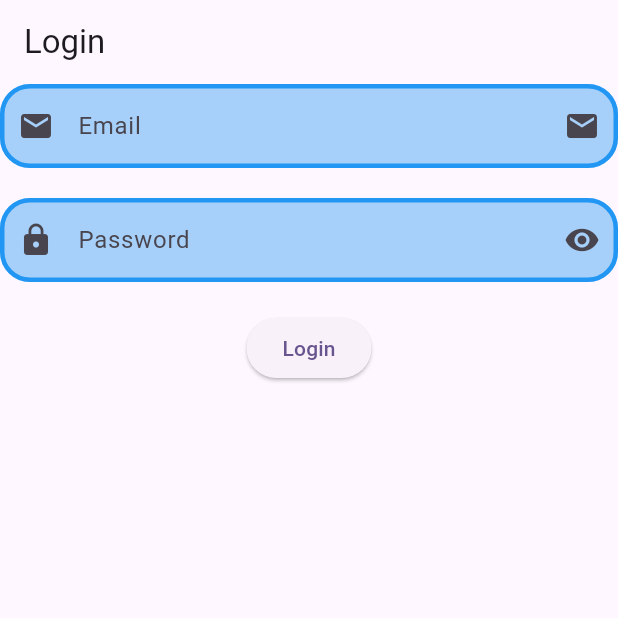
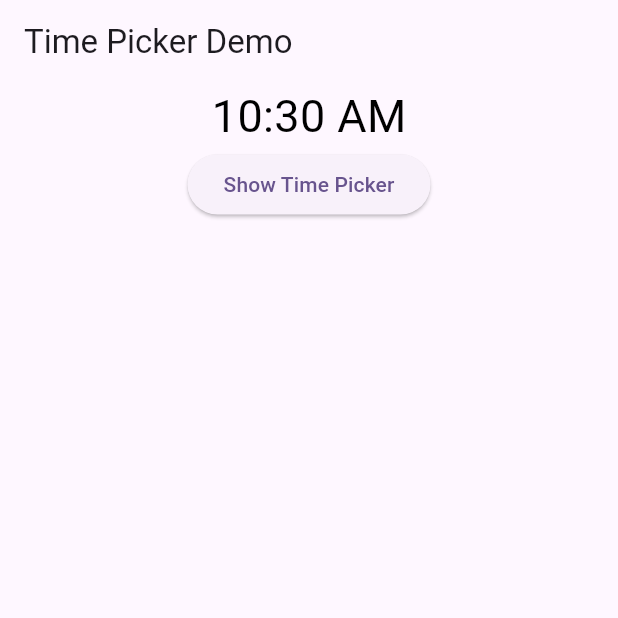
Before and after one commit to MuhammadAliKust/Jawad-Project, a Flutter app: the screen it shows after launch, on a phone screen of 412 x 824 dp, the top half of it. Run offline on Flutter 3.47's test engine with Material 3 defaults, Android fonts, the phone set to English and light mode, and no system bars; our stand-ins replace string_validator.

Commit message:
Date and Time Picker Done

```diff
--- a/lib/main.dart
+++ b/lib/main.dart
@@ -1,9 +1,11 @@
 import 'package:flutter/material.dart';
 import 'package:jawad_project/login.dart';
 import 'package:jawad_project/single_selection.dart';
+import 'package:jawad_project/time_picker.dart';
 
 import 'bottom_bar.dart';
 import 'bottom_sheet_demo.dart';
+import 'date_picker.dart';
 import 'dialog_box_demo.dart';
 import 'grid_view_demo.dart';
 import 'multiple_selection.dart';
@@ -39,7 +41,7 @@ class MyApp extends StatelessWidget {
           colorScheme: ColorScheme.fromSeed(seedColor: Colors.deepPurple),
           useMaterial3: true,
         ),
-        home: LoginView());
+        home: TimePickerDemo());
   }
 }
 
--- /dev/null
+++ b/lib/time_picker.dart
@@ -0,0 +1,44 @@
+import 'package:flutter/material.dart';
+import 'package:intl/intl.dart';
+
+class TimePickerDemo extends StatefulWidget {
+  TimePickerDemo({super.key});
+
+  @override
+  State<TimePickerDemo> createState() => _TimePickerDemoState();
+}
+
+class _TimePickerDemoState extends State<TimePickerDemo> {
+  TimeOfDay selectedTime = TimeOfDay.now();
+
+  @override
+  Widget build(BuildContext context) {
+    return Scaffold(
+      appBar: AppBar(
+        title: Text("Time Picker Demo"),
+      ),
+      body: Column(
+        children: [
+          Text(
+            selectedTime.format(context).toString(),
+            style: TextStyle(fontSize: 30, color: Colors.black),
+          ),
+          Center(
+            child: ElevatedButton(
+              onPressed: () {
+                showTimePicker(
+                  context: context,
+                  initialTime: TimeOfDay.now(),
+                ).then((val) {
+                  selectedTime = val!;
+                  setState(() {});
+                });
+              },
+              child: Text("Show Time Picker"),
+            ),
+          ),
+        ],
+      ),
+    );
+  }
+}
--- a/pubspec.yaml
+++ b/pubspec.yaml
@@ -35,6 +35,7 @@ dependencies:
   # Use with the CupertinoIcons class for iOS style icons.
   cupertino_icons: ^1.0.8
   string_validator: ^1.1.0
+  intl: ^0.20.2
 
 dev_dependencies:
   flutter_test:
```
Also changed, not shown: lib/date_picker.dart (added, +46 -0 lines), pubspec.lock.
